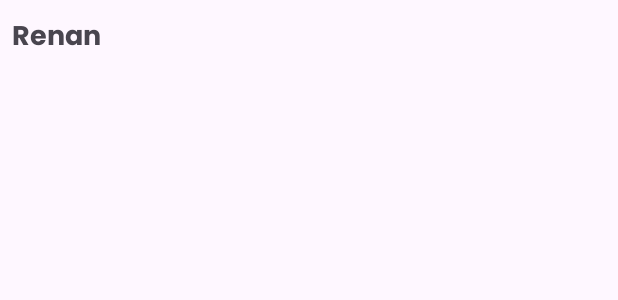
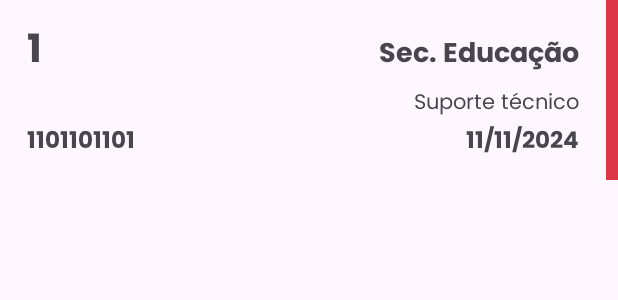
Before and after one commit to OctusPi/App-SisChamados, an Android app: the layout chamados_rv_item.xml on its own in the app's theme, with its tools: preview values and no code run, on a phone screen of 412 x 824 dp. Shown: the top 300 px of the screen. Run offline under Robolectric (Android 15) with nearby library versions, the phone set to English and light mode, and no system bars.

Commit message:
chore(Chamados): recycler view layout finished

```diff
--- a/app/src/main/java/br/com/dticampossales/appsischamados/fragments/ChamadosRVFragment.java
+++ b/app/src/main/java/br/com/dticampossales/appsischamados/fragments/ChamadosRVFragment.java
@@ -61,6 +61,6 @@ public class ChamadosRVFragment extends Fragment {
     public View onCreateView(LayoutInflater inflater, ViewGroup container,
                              Bundle savedInstanceState) {
         // Inflate the layout for this fragment
-        return inflater.inflate(R.layout.fragment_chamados_view, container, false);
+        return inflater.inflate(R.layout.fragment_chamados_rv, container, false);
     }
 }
--- a/app/src/main/res/layout/activity_main.xml
+++ b/app/src/main/res/layout/activity_main.xml
@@ -1,6 +1,7 @@
 <?xml version="1.0" encoding="utf-8"?>
 <androidx.constraintlayout.widget.ConstraintLayout xmlns:android="http://schemas.android.com/apk/res/android"
     xmlns:app="http://schemas.android.com/apk/res-auto"
+    xmlns:tools="http://schemas.android.com/tools"
     android:id="@+id/main_layout"
     android:layout_width="match_parent"
     android:layout_height="match_parent" >
@@ -24,5 +25,6 @@
         app:layout_constraintEnd_toEndOf="parent"
         app:layout_constraintStart_toStartOf="parent"
         app:layout_constraintTop_toBottomOf="@+id/toolbar"
-        android:name="br.com.dticampossales.appsischamados.fragments.ChamadosFragment" />
+        android:name="br.com.dticampossales.appsischamados.fragments.ChamadosFragment"
+        tools:layout="@layout/fragment_chamados" />
 </androidx.constraintlayout.widget.ConstraintLayout>
--- a/app/src/main/res/layout/chamados_rv_item.xml
+++ b/app/src/main/res/layout/chamados_rv_item.xml
@@ -1,30 +1,81 @@
 <?xml version="1.0" encoding="utf-8"?>
+<FrameLayout xmlns:android="http://schemas.android.com/apk/res/android"
+    android:layout_width="match_parent"
+    android:layout_height="120dp"
+    android:orientation="horizontal">
+
     <LinearLayout
-    xmlns:android="http://schemas.android.com/apk/res/android"
-    android:orientation="horizontal"
+        android:id="@+id/chamado_information"
+        android:layout_width="match_parent"
+        android:layout_height="match_parent"
+        android:paddingVertical="12dp"
+        android:paddingHorizontal="18dp"
+        android:paddingEnd="26dp"
+        android:orientation="vertical">
+
+        <LinearLayout
             android:layout_width="match_parent"
             android:layout_height="wrap_content"
-    android:paddingVertical="10dp"
-    android:paddingHorizontal="8dp">
+            android:orientation="horizontal">
 
             <TextView
                 android:id="@+id/chamado_id"
-        android:layout_width="0dp"
+                android:layout_width="wrap_content"
                 android:layout_height="wrap_content"
-        android:text="Renan"
-        android:textSize="18sp"
                 android:fontFamily="@font/poppins_bold"
-        android:layout_weight="1"/>
+                android:elegantTextHeight="true"
+                android:text="1"
+                android:minHeight="20sp"
+                android:textSize="26sp" />
+
+            <TextView
+                android:id="@+id/chamado_sector"
+                android:layout_width="match_parent"
+                android:layout_height="wrap_content"
+                android:elegantTextHeight="true"
+                android:fontFamily="@font/poppins_bold"
+                android:gravity="center|end"
+                android:text="Sec. Educação"
+                android:textSize="18sp" />
+        </LinearLayout>
+
+        <TextView
+            android:id="@+id/chamado_type"
+            android:layout_width="match_parent"
+            android:layout_height="wrap_content"
+            android:fontFamily="@font/poppins"
+            android:gravity="end"
+            android:text="Suporte técnico"
+            android:textSize="14sp" />
 
         <LinearLayout
-        android:id="@+id/chamado_information"
+            android:layout_width="match_parent"
+            android:layout_height="wrap_content"
+            android:orientation="horizontal">
+
+            <TextView
+                android:id="@+id/chamado_code"
                 android:layout_width="wrap_content"
                 android:layout_height="match_parent"
-        android:orientation="vertical"
-        android:paddingVertical="10dp"
-        android:paddingHorizontal="8dp"/>
+                android:fontFamily="@font/poppins_bold"
+                android:gravity="center|start"
+                android:text="1101101101"
+                android:textSize="15sp" />
 
-
-
+            <TextView
+                android:id="@+id/chamado_date"
+                android:layout_width="match_parent"
+                android:layout_height="wrap_content"
+                android:fontFamily="@font/poppins_bold"
+                android:gravity="center|end"
+                android:text="11/11/2024"
+                android:textSize="15sp" />
 
         </LinearLayout>
+    </LinearLayout>
+    <View
+        android:layout_width="8dp"
+        android:layout_gravity="end"
+        android:background="@color/bs_red"
+        android:layout_height="match_parent"/>
+</FrameLayout>
```
Also changed, not shown: app/build.gradle.kts (+8 -5 lines), app/src/main/res/layout/fragment_chamados.xml (+7 -7 lines), app/src/main/res/layout/fragment_chamados_rv.xml (+7 -4 lines). Lines whose indentation alone changed are shown as unchanged.
